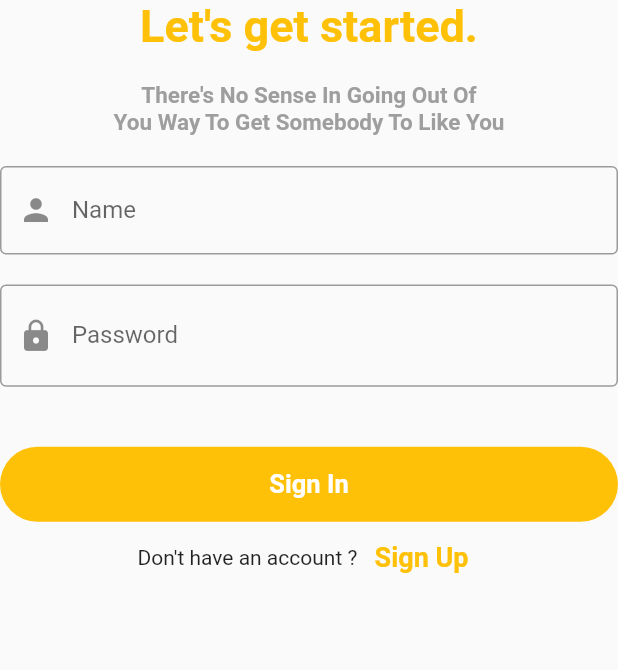
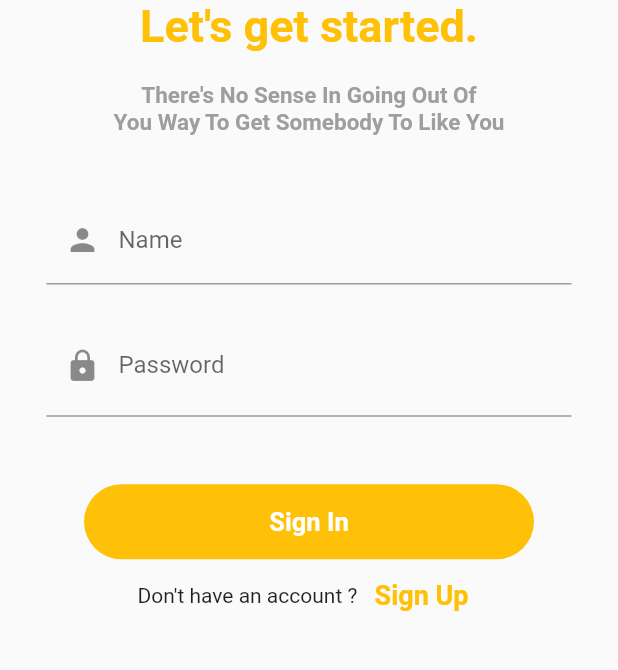
Before and after one commit to aldy202/Exercise1_20200140043_pokemon, a Flutter app: the screen it shows after launch, after a tap on the "arrow right alt" icon, on a phone screen of 412 x 824 dp, the part 383-1053 px from its top. Run offline on Flutter 3.47's test engine with Material 2 defaults, Android fonts, the phone set to English and light mode, and no system bars.

Commit message:
pembuatan from login

```diff
--- a/lib/login_page.dart
+++ b/lib/login_page.dart
@@ -1,3 +1,4 @@
+import 'package:exercise1_pokemon/register_page.dart';
 import 'package:flutter/material.dart';
 import 'package:flutter/src/widgets/framework.dart';
 import 'package:flutter/src/widgets/placeholder.dart';
@@ -52,15 +53,21 @@ class _LoginPageState extends State<LoginPage> {
                         fontWeight: FontWeight.w700),
                   ),
                   SizedBox(
-                    height: 20,
+                    height: 40,
                   ),
-                  TextFormField(
+
+
+
+                  Container(
+
+                    width: 350,
+                    child: TextFormField(
                       keyboardType: TextInputType.name,
                       controller: namaController,
+
                       decoration: InputDecoration(
                           labelText: "Name",
                           hintText: "Enter your name",
-                        border: OutlineInputBorder(),
                           prefixIcon: Icon(Icons.person)),
                       validator: (value) {
                         bool nameValid = RegExp(
@@ -72,15 +79,17 @@ class _LoginPageState extends State<LoginPage> {
                         }
                       },
                     ),
+                  ),
                   SizedBox(height: 20),
-                  TextFormField(
+                  Container(
+                    width: 350,
+                    child: TextFormField(
                       keyboardType: TextInputType.visiblePassword,
                       obscureText: passToggel,
                       controller: passController,
                       decoration: InputDecoration(
                         labelText: "Password",
                         hintText: "Enter your password",
-                      border: OutlineInputBorder(),
                         prefixIcon: Icon(Icons.lock),
                         suffix: InkWell(
                           onTap: () {
@@ -89,8 +98,8 @@ class _LoginPageState extends State<LoginPage> {
                             });
                           },
                           child: Icon(passToggel
-                            ? Icons.visibility
-                            : Icons.visibility_off),
+                              ? Icons.visibility_off
+                              : Icons.visibility),
                         ),
                       ),
                       validator: (value) {
@@ -101,8 +110,12 @@ class _LoginPageState extends State<LoginPage> {
                         }
                       },
                     ),
-                  SizedBox(height: 40),
-                  InkWell(
+                  ),
+                  SizedBox(height: 45),
+
+                  Container(
+                    width: 300,
+                    child: InkWell(
                       onTap: () {
                         if (_formfield.currentState!.validate()) {
                           print("Success");
@@ -125,6 +138,7 @@ class _LoginPageState extends State<LoginPage> {
                             fontWeight: FontWeight.bold,
                           ),
                         )),
+                      ),
                     ),
                   ),
                   Row(
```
Lines whose indentation alone changed are shown as unchanged.
